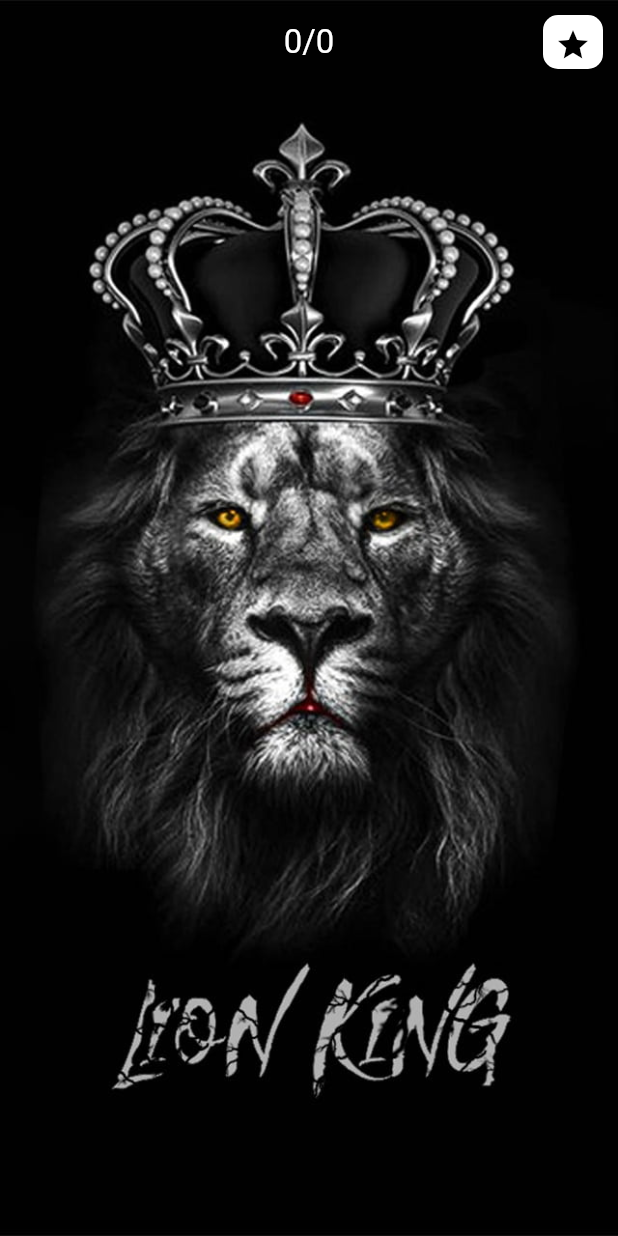
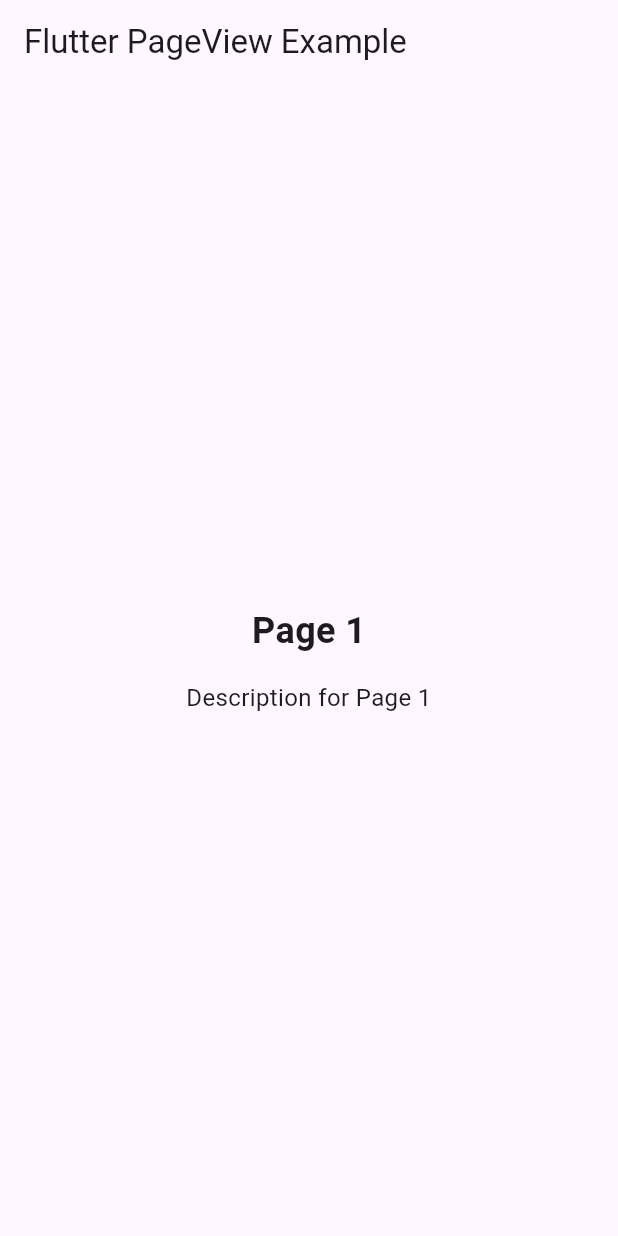
Before and after one commit to HachroufAbdenour/flutter_quotes, a Flutter app: the screen it shows after launch, on a phone screen of 412 x 824 dp. Run offline on Flutter 3.47's test engine with Material 3 defaults, Android fonts, the phone set to English and light mode, and no system bars; our stand-ins replace dio, get, lottie.

Commit message:
after some editing

```diff
--- a/lib/main.dart
+++ b/lib/main.dart
@@ -1,4 +1,5 @@
 import 'package:counter_getx/modules/home/view.dart';
+import 'package:counter_getx/modules/onboarding/view.dart';
 import 'package:flutter/material.dart';
 import 'package:get/get.dart';
 
@@ -19,7 +20,7 @@ class MyApp extends StatelessWidget {
         colorScheme: ColorScheme.fromSeed(seedColor: Colors.deepPurple),
         useMaterial3: true,
       ),
-      home: HomeQuotesScreen(),
+      home: OnboardingScreen(),
     );
   }
 }
--- a/lib/modules/onboarding/view.dart
+++ b/lib/modules/onboarding/view.dart
@@ -5,15 +5,15 @@ class OnboardingScreen extends StatelessWidget {
     PageInfo(
         title: 'Page 1',
         description: 'Description for Page 1',
-    ),
+        imagePath: 'assets/images/image1.png'),
     PageInfo(
         title: 'Page 2',
         description: 'Description for Page 2',
-    ),
+        imagePath: 'assets/images/image2.png'),
     PageInfo(
         title: 'Page 3',
         description: 'Description for Page 3',
-    ),
+        imagePath: 'assets/images/image3.png'),
   ];
 
   @override
@@ -23,15 +23,22 @@ class OnboardingScreen extends StatelessWidget {
         title: Text('Flutter PageView Example'),
       ),
       body: PageView.builder(
-          scrollDirection: Axis.vertical,
         itemCount: pages.length,
         itemBuilder: (context, index) {
-            return buildPage(pages[index]);
+          return OnboardingPage(pageInfo: pages[index]);
         },
-        ));
+      ),
+    );
+  }
 }
 
-  Widget buildPage(PageInfo pageInfo) {
+class OnboardingPage extends StatelessWidget {
+  final PageInfo pageInfo;
+
+  const OnboardingPage({Key? key, required this.pageInfo}) : super(key: key);
+
+  @override
+  Widget build(BuildContext context) {
     return Container(
       padding: EdgeInsets.all(16.0),
       child: Column(
@@ -62,9 +69,10 @@ class OnboardingScreen extends StatelessWidget {
 class PageInfo {
   final String title;
   final String description;
+  final String imagePath;
 
-  PageInfo({
-    required this.title,
+  PageInfo(
+      {required this.title,
       required this.description,
-  });
+      required this.imagePath});
 }
```
Also changed, not shown: assets/images/back01.jpeg (deleted), assets/images/back02.jpeg (deleted), assets/images/image1.png (added), assets/images/image2.png (added), assets/images/image3.png (added), assets/images/lion.jpg (deleted), assets/images/quotes.png (deleted), assets/images/simple.jpeg (deleted), pubspec.lock. Lines whose indentation alone changed are shown as unchanged.
